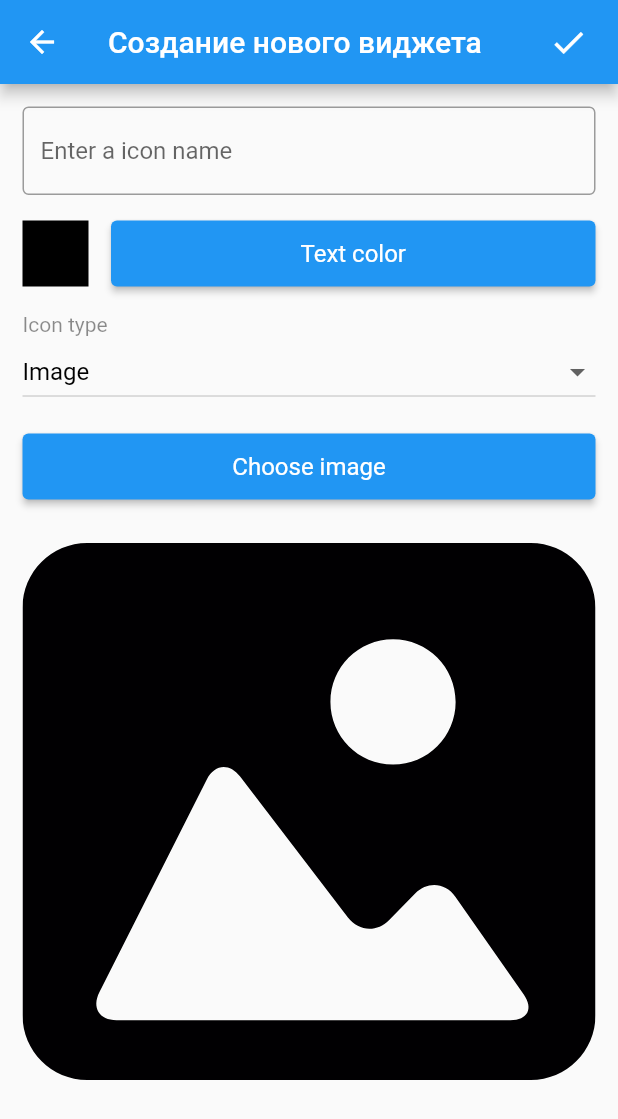
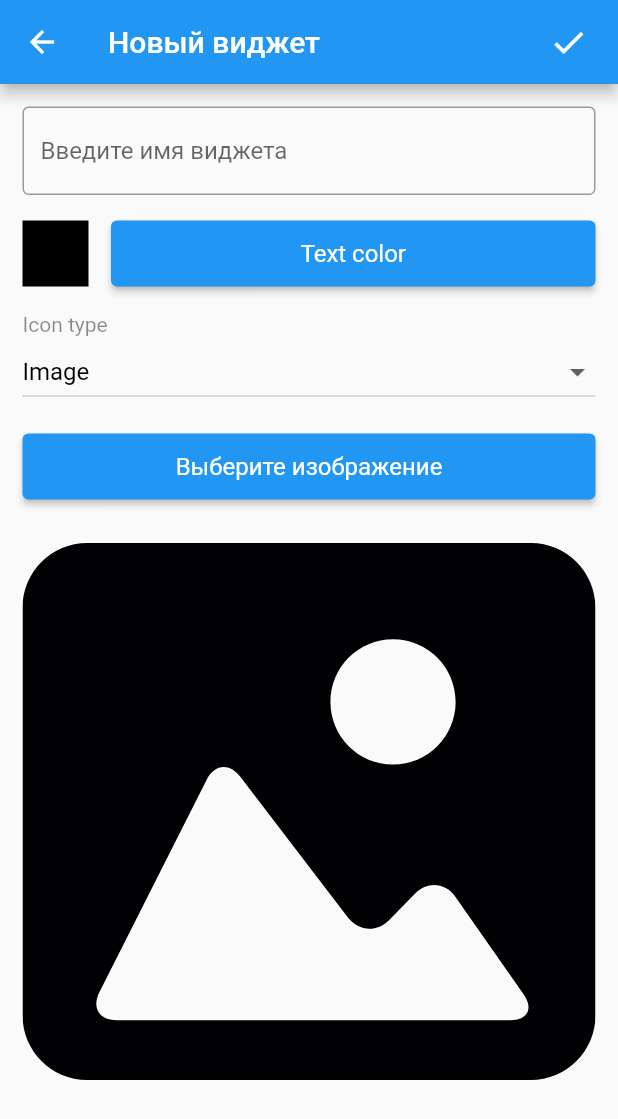
Before and after one commit to agaDeonix/flutter_widget_icon, a Flutter app: the NewIconScreen screen opened directly with empty values, on a phone screen of 412 x 824 dp. Shown: the top 1119 px of the screen. Run offline on Flutter 3.47's test engine with Material 2 defaults, Android fonts, the phone set to English and light mode, and no system bars; our stand-ins replace flutter_colorpicker, flutter_svg, image_picker, shared_preferences; missing offline and left inert: home_widget, receive_intent; accounts and stored records are empty; statements that could not run were skipped.

Commit message:
extracted strings for new and edit screens;

```diff
--- a/lib/ui/newWidget/new_icon.dart
+++ b/lib/ui/newWidget/new_icon.dart
@@ -10,6 +10,8 @@ import 'package:image_picker/image_picker.dart';
 import 'package:receive_intent/receive_intent.dart';
 import 'package:shared_preferences/shared_preferences.dart';
 import 'dart:developer' as developer;
+
+import 'package:widget_icon/utils/StringConstants.dart';
 
 class NewIconScreen extends StatefulWidget {
 
@@ -53,7 +55,7 @@ class _NewIconScreenState extends State<NewIconScreen> {
     ReceiveIntent.setResult(kActivityResultCanceled);
     return Scaffold(
       appBar: AppBar(
-        title: Text("Создание нового виджета"),
+        title: Text(Strings.ICON_NEW_TITLE),
         leading: IconButton(
           icon: Icon(_isConfig ? Icons.close_rounded : Icons.arrow_back, color: Colors.white),
           onPressed: () {
@@ -86,7 +88,7 @@ class _NewIconScreenState extends State<NewIconScreen> {
           children: <Widget>[
             TextField(
               controller: _nameController,
-              decoration: InputDecoration(border: OutlineInputBorder(), hintText: 'Enter a icon name'),
+              decoration: InputDecoration(border: OutlineInputBorder(), hintText: Strings.ICON_NAME_HINT),
               onChanged: (value) {
                 setState(() {
                   _name = value;
@@ -166,7 +168,7 @@ class _NewIconScreenState extends State<NewIconScreen> {
           child: ElevatedButton(
             style: ElevatedButton.styleFrom(textStyle: const TextStyle(fontSize: 16), minimumSize: Size(double.infinity, 44)),
             onPressed: () => {_chooseImage()},
-            child: Text('Choose image'),
+            child: Text(Strings.ICON_IMAGE_CHOOSE),
           ),
         ),
         new LayoutBuilder(builder: (context, constraint) {
@@ -189,7 +191,7 @@ class _NewIconScreenState extends State<NewIconScreen> {
       children: [
         TextField(
           controller: _linkController,
-          decoration: InputDecoration(border: OutlineInputBorder(), hintText: 'Enter URL'),
+          decoration: InputDecoration(border: OutlineInputBorder(), hintText: Strings.ICON_URL_HINT),
           onChanged: (value) {
             setState(() {
               _path = value;
@@ -215,7 +217,7 @@ class _NewIconScreenState extends State<NewIconScreen> {
     showDialog(
       context: context,
       builder: (BuildContext context) => AlertDialog(
-        title: const Text('Pick a color!'),
+        title: const Text(Strings.ICON_IMAGE_CHOOSE_TITLE),
         content: SingleChildScrollView(
           child: ColorPicker(
             pickerColor: pickerColor,
@@ -245,7 +247,7 @@ class _NewIconScreenState extends State<NewIconScreen> {
         ),
         actions: <Widget>[
           FlatButton(
-            child: const Text('Got it'),
+            child: const Text(Strings.ICON_IMAGE_CHOOSE_SELECT),
             onPressed: () {
               setState(() => currentColor = pickerColor);
               Navigator.of(context).pop();
@@ -259,13 +261,13 @@ class _NewIconScreenState extends State<NewIconScreen> {
   void _onComleteClicked() {
     FocusScope.of(context).unfocus();
     if (_name.isEmpty) {
-      _showError('Enter name');
+      _showError(Strings.ICON_ERROR_ENTER_NAME);
       return;
     }
     var textColor = '#${pickerColor.value.toRadixString(16)}';
     if (dropdownValue == "Image") {
       if (_image == null || _image!.isEmpty) {
-        _showError('Choose image');
+        _showError(Strings.ICON_ERROR_CHOOSE_IMAGE);
         return;
       }
       () async {
@@ -277,7 +279,7 @@ class _NewIconScreenState extends State<NewIconScreen> {
       }();
     } else {
       if (_path.isEmpty) {
-        _showError('Enter URL');
+        _showError(Strings.ICON_ERROR_ENTER_URL);
         return;
       }
       () async {
--- /dev/null
+++ b/lib/utils/StringConstants.dart
@@ -0,0 +1,26 @@
+
+class Strings {
+  static const ICON_ERROR_ENTER_NAME = 'Необходимо ввести имя';
+  static const ICON_ERROR_CHOOSE_IMAGE = 'Выберите изображение';
+  static const ICON_ERROR_ENTER_URL = 'Введитe адрес ссылки';
+
+  static const ICON_DELETE_TITLE = 'Удаление';
+  static const ICON_DELETE_MESSAGE = 'Удалить виджет можно только вручную с рабочего стола, найдите виджет на рабочем столе и удалите его вручную.';
+  static const ICON_DELETE_OK = 'Хорошо';
+
+  static const ICON_EDIT_TITLE = "Редактирование виджета";
+
+  static const ICON_NAME_HINT = 'Введите имя виджета';
+
+  static const ICON_COLOR_TITLE = 'Цвет надписи в виджете';
+
+  static const ICON_IMAGE_CHOOSE = 'Выберите изображение';
+
+  static const ICON_URL_HINT = 'Введите адрес ссылки';
+
+  static const ICON_IMAGE_CHOOSE_TITLE = 'Выберите цвет';
+
+  static const ICON_IMAGE_CHOOSE_SELECT = 'Выбрать';
+
+  static const ICON_NEW_TITLE = "Новый виджет";
+}
```
Also changed, not shown: lib/ui/editWidget/edit_icon.dart (+14 -45 lines).
